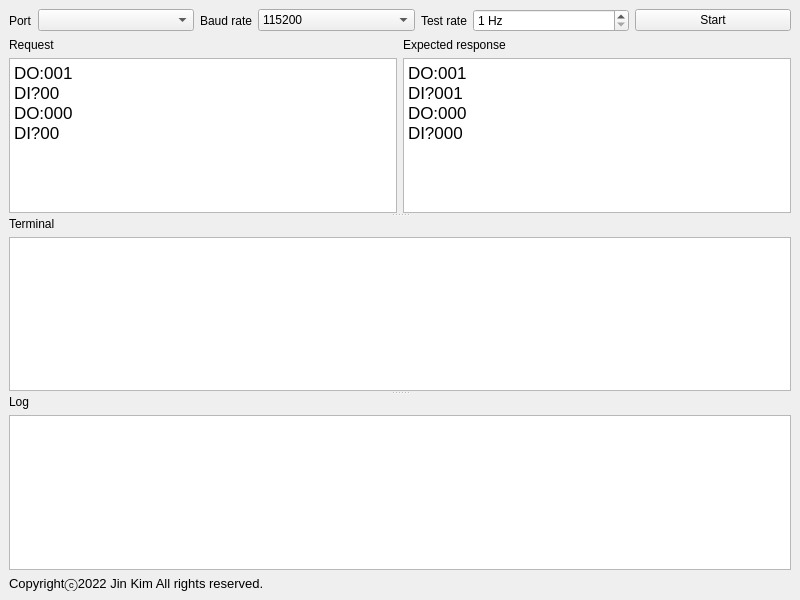
jinkim31/devicenet_tester, file mainwindow.ui: the form before one commit.
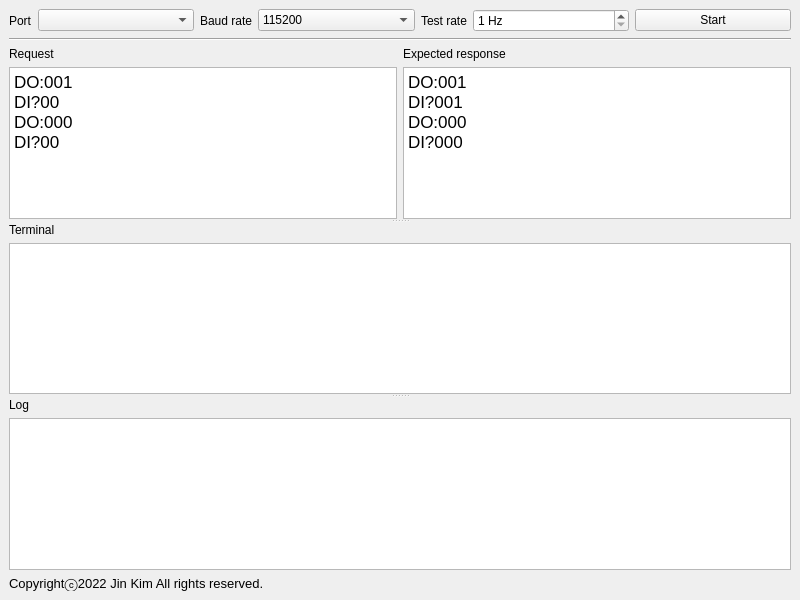
The form after the commit.

The edit to the form file:
```diff
--- a/mainwindow.ui
+++ b/mainwindow.ui
@@ -134,6 +134,13 @@
       </item>
      </layout>
     </item>
+    <item>
+     <widget class="Line" name="line">
+      <property name="orientation">
+       <enum>Qt::Horizontal</enum>
+      </property>
+     </widget>
+    </item>
     <item>
      <widget class="QSplitter" name="splitter">
       <property name="orientation">
```
